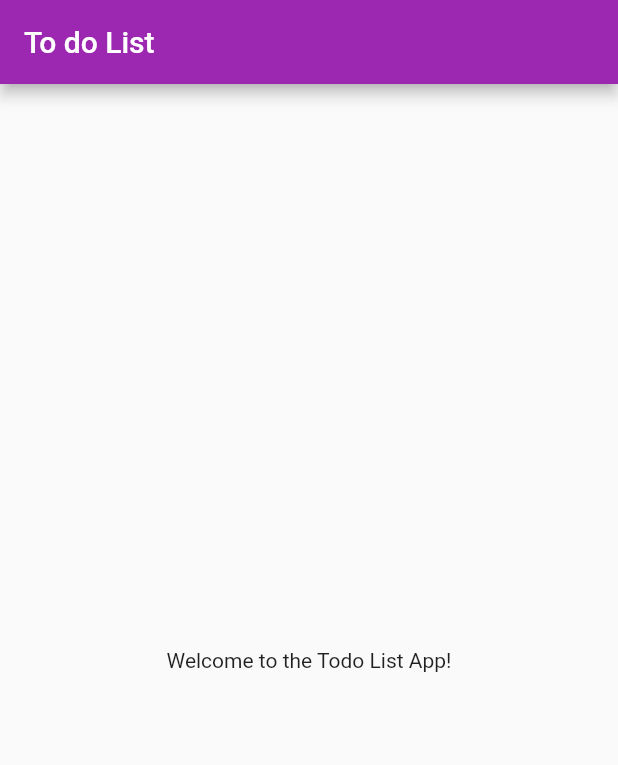
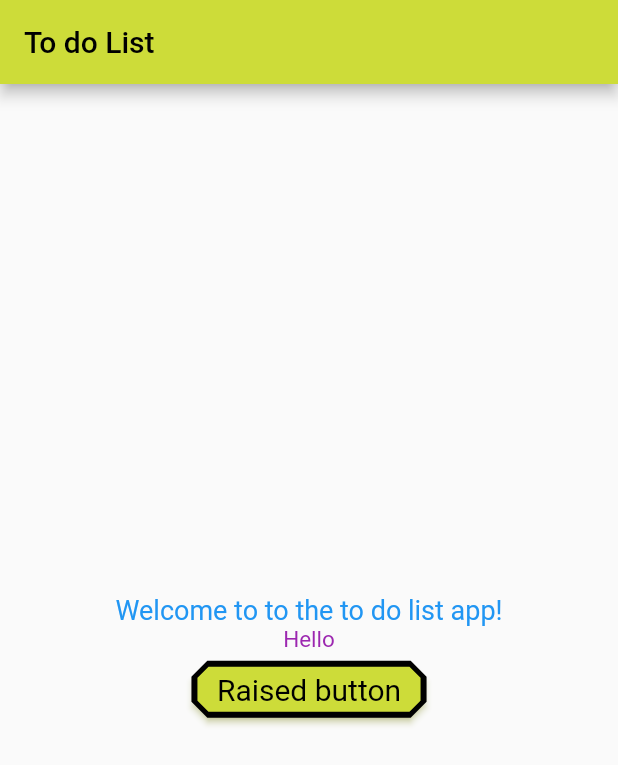
Before and after one commit to Wisdom-Makokha/To-do-list-app, a Flutter app: the screen it shows after launch, on a phone screen of 412 x 824 dp. Shown: the top 765 px of the screen. Run offline on Flutter 3.47's test engine with Material 2 defaults, Android fonts, the phone set to English and light mode, and no system bars.

Commit message:
new screen

```diff
--- a/lib/main.dart
+++ b/lib/main.dart
@@ -2,11 +2,11 @@ import 'package:flutter/material.dart';
 import 'package:to_do_list/screens/home_screen.dart';
 
 void main() {
-  runApp(const todo_app());
+  runApp(const ToDoApp());
 }
 
-class todo_app extends StatelessWidget {
-  const todo_app({super.key});
+class ToDoApp extends StatelessWidget {
+  const ToDoApp({super.key});
 
   // This widget is the root of your application.
   @override
@@ -14,9 +14,10 @@ class todo_app extends StatelessWidget {
     return MaterialApp(
       title: 'Todo List App',
       theme: ThemeData(
-        primarySwatch: Colors.purple,
+        primarySwatch: Colors.lime,
       ),
-      home: homescreen(),
+      home: const HomeScreen(),
+
       debugShowCheckedModeBanner: false,
     );
   }
--- a/lib/screens/home_screen.dart
+++ b/lib/screens/home_screen.dart
@@ -1,15 +1,55 @@
 import 'package:flutter/material.dart';
+import 'package:to_do_list/Screens/Login.dart';
 
-class homescreen extends StatelessWidget{
+class HomeScreen extends StatelessWidget{
+  const HomeScreen({super.key});
+
   @override
   Widget build(BuildContext context){
     return Scaffold(
       appBar: AppBar(
         title: const Text('To do List'),
-
       ),
-      body: const Center(
-        child: Text('Welcome to the Todo List App!'),
+      body: Center(
+        child: Column(
+            mainAxisAlignment:MainAxisAlignment.center,
+            children: [
+              const Text("Welcome to to the to do list app!",
+              style: TextStyle(
+                color: Colors.blue,
+                fontSize: 18,
+                fontStyle: FontStyle.normal,
+              )),
+              const Text('Hello',
+              style: TextStyle(
+                color: Colors.purple,
+                fontSize: 15,
+                fontStyle: FontStyle.normal,
+              )),
+              ElevatedButton(
+                onPressed: (){
+                  Navigator.push(context, MaterialPageRoute(builder: (context)
+                  => const LoginScreen()),);
+                },
+                style: ElevatedButton.styleFrom(
+                    textStyle: const TextStyle(
+                    color: Colors.white38,
+                    fontSize: 20,
+                    fontStyle: FontStyle.normal,
+                  ),
+                  side: const BorderSide(
+                    color: Colors.black,
+                    width: 2,
+                  ),
+                  shape: const BeveledRectangleBorder(
+                    borderRadius: BorderRadius.all(Radius.circular(10)),
+                  ),
+                  shadowColor: Colors.lime,
+                ),
+                child: const Text('Raised button'),
+              )
+            ],
+        ),
       ),
     );
   }
--- a/pubspec.yaml
+++ b/pubspec.yaml
@@ -62,6 +62,8 @@ flutter:
   # assets:
   #   - images/a_dot_burr.jpeg
   #   - images/a_dot_ham.jpeg
+  assets:
+    - images/
 
   # An image asset can refer to one or more resolution-specific "variants", see
   # https://flutter.dev/assets-and-images/#resolution-aware
```
Also changed, not shown: lib/screens/Login.dart (+54 -0 lines), images/flutter_icon_130936.png (added).
